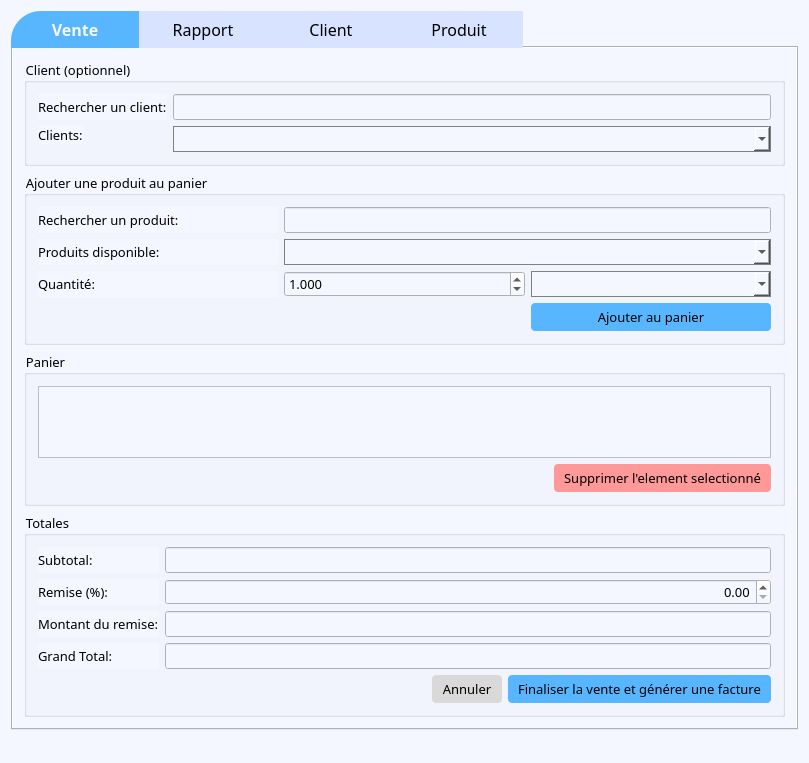
Before: the Qt Designer form mainwindow.ui in JessyTsiriniaina/Gestion-magasin, drawn with Qt 5.
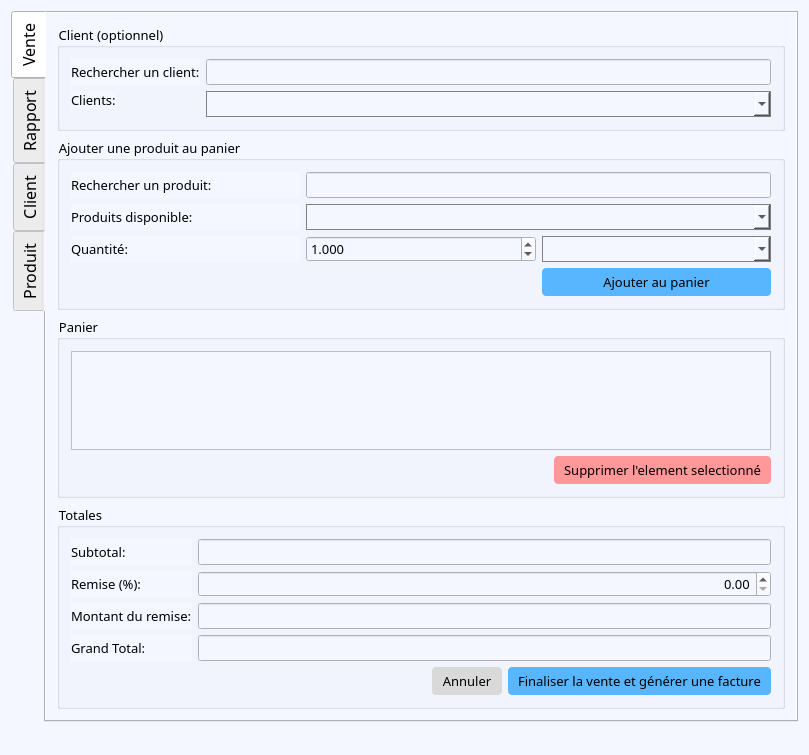
After: the same form once the commit is applied.

Commit message: added hover effect on buttons

```diff
--- a/mainwindow.ui
+++ b/mainwindow.ui
@@ -36,14 +36,20 @@
       <property name="cursor">
        <cursorShape>ArrowCursor</cursorShape>
       </property>
+      <property name="layoutDirection">
+       <enum>Qt::LeftToRight</enum>
+      </property>
       <property name="styleSheet">
-       <string notr="true">QTabBar::tab {width: 100px; background-color: rgb(216, 228, 255);  padding: 7px 14px; border-top-left-radius: 30px;}
+       <string notr="true">/*QTabBar::tab {width: 100px; background-color: rgb(216, 228, 255);  padding: 7px 14px; border-top-left-radius: 30px;}
 
 QTabBar::tab:selected {background-color: rgb(87, 182, 255); color: rgb(246, 247, 255); font: bold;}
 
-QTabBar {background-color: rgb(216, 228, 255); border-top-left-radius: 30px;}
+QTabBar {background-color: rgb(216, 228, 255); border-top-left-radius: 30px;}*/
 </string>
       </property>
+      <property name="tabPosition">
+       <enum>QTabWidget::West</enum>
+      </property>
       <property name="currentIndex">
        <number>0</number>
       </property>
```
The commit also changes 6 other files.
